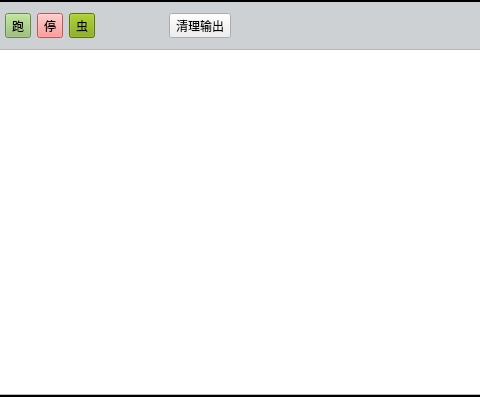
Old version of the form src/GUI/infoWindow/makeInfoWidget.ui in the repository firemeatman/C-Light-IDE; both pictures show x 139 to 619 and y 0 to 397 of the 916 by 397 pixel window.
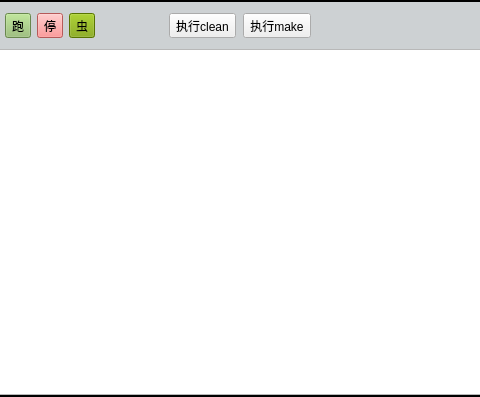
New version of the form.

Commit message: 添加make程序的clean功能；

Diff of the .ui file:
```diff
--- a/src/GUI/infoWindow/makeInfoWidget.ui
+++ b/src/GUI/infoWindow/makeInfoWidget.ui
@@ -161,7 +161,14 @@
       <item>
        <widget class="QToolButton" name="cleanOutButton">
         <property name="text">
-         <string>清理输出</string>
+         <string>执行clean</string>
+        </property>
+       </widget>
+      </item>
+      <item>
+       <widget class="QToolButton" name="makeButton">
+        <property name="text">
+         <string>执行make</string>
         </property>
        </widget>
       </item>
```
Left out of the diff: 2 changed lines with no effect on the pictures. The commit also changes 7 other files.
